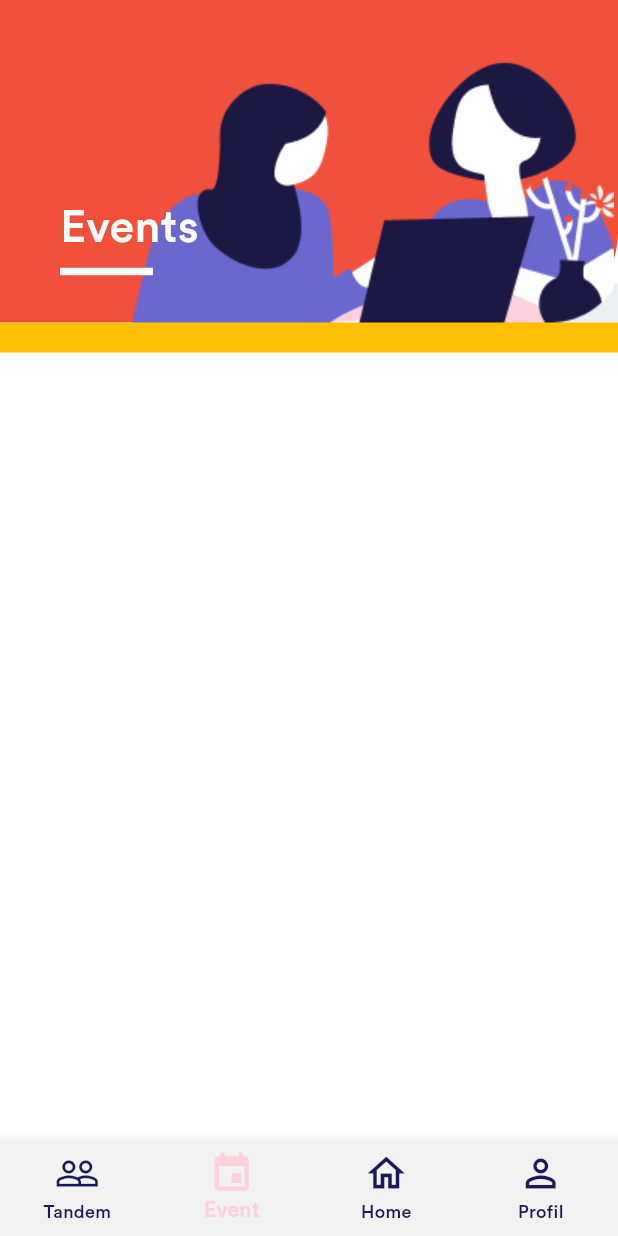
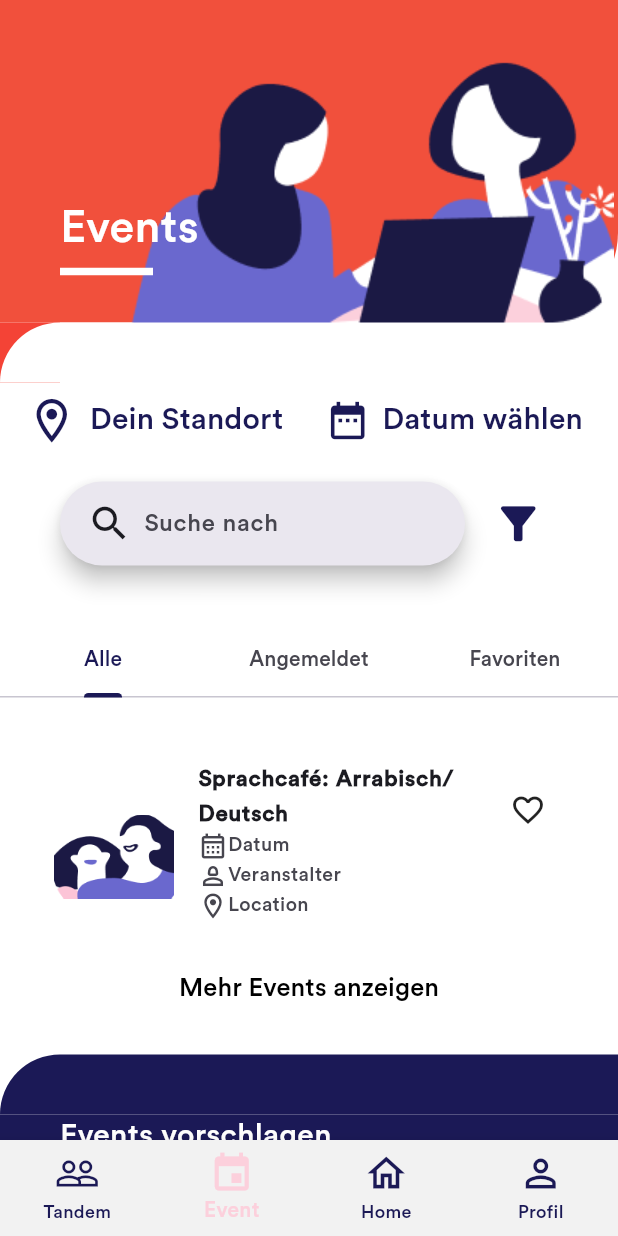
Before and after one commit to Trinistar/female_fellows, a Flutter app: the screen it shows after launch, item 2 of the bottom bar chosen, on a phone screen of 412 x 824 dp. Run offline on Flutter 3.47's test engine with Material 2 defaults, Android fonts, the light colour scheme and no system bars; our stand-ins replace bloc, cloud_firestore, date_format, equatable, firebase_auth, firebase_core and 3 more; accounts and stored records are empty; generated files the repository leaves out were written again.

Commit message:
Ui Eventpage

```diff
--- a/lib/models/enums.dart
+++ b/lib/models/enums.dart
@@ -11,3 +11,10 @@ enum Socialmedia {
   friends,
   everythingelse
 }
+
+enum EventCategory{
+  language,
+  tandem,
+  sport,
+  outdoor,
+}
--- /dev/null
+++ b/lib/models/event_materials.dart
@@ -0,0 +1,10 @@
+class EventMaterial {
+  final String materialname;
+  final String materialIcon;
+  final String materialDescription;
+
+  EventMaterial(
+      {required this.materialname,
+      required this.materialIcon,
+      required this.materialDescription});
+}
--- /dev/null
+++ b/lib/models/events.dart
@@ -0,0 +1,26 @@
+import 'package:vs_femalefellows/models/enums.dart';
+import 'package:vs_femalefellows/models/event_materials.dart';
+
+class Event {
+  final EventCategory eventcategory;
+  final String date;
+  final String host;
+  final String participants; //array
+  final String eventTitle;
+  final String location;
+  final String eventDescription;
+  final String contactPerson;
+  final EventMaterial material;
+
+  Event({
+    required this.eventcategory,
+    required this.date,
+    required this.host,
+    required this.participants,
+    required this.eventTitle,
+    required this.location,
+    required this.eventDescription,
+    required this.contactPerson,
+    required this.material,
+  });
+}
--- /dev/null
+++ b/lib/pages/Eventpages/EventComponents/color_artbar.dart
@@ -0,0 +1,27 @@
+import 'package:flutter/material.dart';
+
+class Artbar extends StatelessWidget {
+  const Artbar({super.key, required this.colorleft, required this.colorright});
+  final Color colorleft;
+  final Color colorright;
+
+  @override
+  Widget build(BuildContext context) {
+    return Stack(
+      children: [
+        Container(
+          height: 40,
+          width: 40,
+          decoration: BoxDecoration(color: colorleft),
+        ),
+        Container(
+          height: 40,
+          decoration: BoxDecoration(
+              borderRadius: BorderRadius.only(topLeft: Radius.circular(60)),
+              color: colorright
+              ),
+        ),
+      ],
+    );
+  }
+}
--- /dev/null
+++ b/lib/pages/Eventpages/EventComponents/event_ListTile.dart
@@ -0,0 +1,72 @@
+import 'package:flutter/material.dart';
+
+class EventListTile extends StatelessWidget {
+  const EventListTile({super.key});
+
+  @override
+  Widget build(BuildContext context) {
+    return Row(
+      children: [
+        Padding(
+          padding: const EdgeInsets.only(left: 20, top: 30,bottom: 30),
+          child: SizedBox(
+            height: 80,
+            width: 320,
+            child: ListTile(
+                leading: Image.asset(
+                  'lib/images/partner1.png',
+                  fit: BoxFit.fill,
+                  width: 80,
+
+                ),
+                title: Text(
+                  'Sprachcafé: Arrabisch/Deutsch',
+                  style: TextStyle(fontSize: 15, fontWeight: FontWeight.bold),
+                ),
+                subtitle: Column(
+                  children: [
+                    Row(
+                      children: [
+                        Icon(
+                          Icons.calendar_month_outlined,
+                          size: 20,
+                        ),
+                        Text(
+                          'Datum',
+                          style: TextStyle(fontSize: 13),
+                        ),
+                      ],
+                    ),
+                    Row(
+                      children: [
+                        Icon(
+                          Icons.person_2_outlined,
+                          size: 20,
+                        ),
+                        Text(
+                          'Veranstalter',
+                          style: TextStyle(fontSize: 13),
+                        ),
+                      ],
+                    ),
+                    Row(
+                      children: [
+                        Icon(
+                          Icons.location_on_outlined,
+                          size: 20,
+                        ),
+                        Text(
+                          'Location',
+                          style: TextStyle(fontSize: 13),
+                        ),
+                      ],
+                    ),
+                  ],
+                )),
+          ),
+        ),
+        Icon(Icons.favorite_outline)
+      ],
+    );
+  }
+}
--- /dev/null
+++ b/lib/pages/Eventpages/all_events_page.dart
@@ -0,0 +1,18 @@
+import 'package:flutter/material.dart';
+import 'package:vs_femalefellows/pages/Eventpages/EventComponents/event_ListTile.dart';
+
+class AllEvents extends StatefulWidget {
+  const AllEvents({super.key});
+
+  @override
+  State<AllEvents> createState() => _AllEventsState();
+}
+
+class _AllEventsState extends State<AllEvents> {
+  @override
+  Widget build(BuildContext context) {
+    return
+              EventListTile();
+
+  }
+}
--- a/lib/pages/Eventpages/event.dart
+++ /dev/null
@@ -1,87 +0,0 @@
-import 'package:flutter/material.dart';
-import 'package:flutter/services.dart';
-
-class Eventstart extends StatelessWidget {
-  const Eventstart({super.key});
-
-  @override
-  Widget build(BuildContext context) {
-    return AnnotatedRegion<SystemUiOverlayStyle>(
-      value: SystemUiOverlayStyle(
-        statusBarColor: Color.fromRGBO(241, 80, 60, 1),
-      ),
-      child: ListView(
-        shrinkWrap: true,
-
-        children: [
-          Container(
-            decoration: BoxDecoration(
-                color: Color.fromRGBO(241, 80, 60, 1),
-                borderRadius:
-                    BorderRadius.only(bottomRight: Radius.circular(60))),
-            height: 215,
-            width: 1000,
-            child: Stack(
-                  clipBehavior: Clip.none,
-              children: [
-                    Positioned(
-                  right: 0,
-                  bottom: 0,
-
-                         child: Container(
-                                         height: 26,
-                                         width: 40,
-                                         decoration: BoxDecoration(
-                                             color:Theme.of(context).colorScheme.surfaceVariant),
-                                       ),
-                       ),
-
-                Padding(
-                  padding: const EdgeInsets.only(left: 35),
-                  child: Image.asset(
-                    'lib/images/Mask group.png',
-                    fit: BoxFit.cover,
-                  ),
-                ),
-                Column(
-                  mainAxisAlignment: MainAxisAlignment.start,
-                  crossAxisAlignment: CrossAxisAlignment.start,
-                  children: [
-                    SizedBox(
-                      height: 130,
-                    ),
-                    Padding(
-                      padding: const EdgeInsets.only(left: 40),
-                      child: Text(
-                        'Events',
-                        style: TextStyle(
-                          color: Colors.white,
-                          fontSize: 30,
-                        ),
-                      ),
-                    ),
-                    Divider(
-                      thickness: 5,
-                      indent: 40,
-                      endIndent: 310,
-                      color: Colors.white,
-                    ),
-                  ],
-
-                ),
-
-
-              ],
-
-            ),
-          ),
-             Container(
-                  height: 20,
-                  decoration: BoxDecoration(
-                      color: Colors.amber),//Theme.of(context).colorScheme.surfaceVariant),
-                ),
-        ],
-      ),
-    );
-  }
-}
--- /dev/null
+++ b/lib/pages/Eventpages/event_overview.dart
@@ -0,0 +1,248 @@
+import 'package:flutter/material.dart';
+import 'package:flutter/services.dart';
+import 'package:vs_femalefellows/pages/Eventpages/EventComponents/color_artbar.dart';
+import 'package:vs_femalefellows/pages/Eventpages/all_events_page.dart';
+import 'package:vs_femalefellows/pages/Eventpages/favorite_events.page.dart';
+import 'package:vs_femalefellows/pages/Eventpages/signedup_events_page.dart';
+import 'package:vs_femalefellows/provider/controller.dart';
+
+class EventOverview extends StatefulWidget {
+  const EventOverview({
+    super.key,
+  });
+
+  @override
+  State<EventOverview> createState() => _EventOverviewState();
+}
+
+class _EventOverviewState extends State<EventOverview>
+    with TickerProviderStateMixin {
+  late TabController _tabController;
+  @override
+  void initState() {
+    super.initState();
+    _tabController = TabController(length: 3, vsync: this);
+  }
+
+  @override
+  Widget build(BuildContext context) {
+    return AnnotatedRegion<SystemUiOverlayStyle>(
+      value: SystemUiOverlayStyle(
+        statusBarColor: Color.fromRGBO(241, 80, 60, 1),
+      ),
+      child: ListView(
+        shrinkWrap: true,
+        children: [
+          Container(
+            decoration: BoxDecoration(
+                color: Color.fromRGBO(241, 80, 60, 1),
+                borderRadius:
+                    BorderRadius.only(bottomRight: Radius.circular(60))),
+            height: 215,
+            width: 1000,
+            child: Stack(
+              clipBehavior: Clip.none,
+              children: [
+                Positioned(
+                  right: 0,
+                  bottom: 0,
+                  child: Container(
+                    height: 26,
+                    width: 40,
+                    decoration: BoxDecoration(color: Colors.white),
+                  ),
+                ),
+                Padding(
+                  padding: const EdgeInsets.only(left: 35),
+                  child: Image.asset(
+                    'lib/images/Mask group.png',
+                    fit: BoxFit.cover,
+                  ),
+                ),
+                Column(
+                  mainAxisAlignment: MainAxisAlignment.start,
+                  crossAxisAlignment: CrossAxisAlignment.start,
+                  children: [
+                    SizedBox(
+                      height: 130,
+                    ),
+                    Padding(
+                      padding: const EdgeInsets.only(left: 40),
+                      child: Text(
+                        'Events',
+                        style: TextStyle(
+                          color: Colors.white,
+                          fontSize: 30,
+                        ),
+                      ),
+                    ),
+                    Divider(
+                      thickness: 5,
+                      indent: 40,
+                      endIndent: 310,
+                      color: Colors.white,
+                    ),
+                  ],
+                ),
+              ],
+            ),
+          ),
+          Artbar(colorleft: Colors.red, colorright: Colors.white),
+          Padding(
+            padding: const EdgeInsets.symmetric(horizontal: 5),
+            child: Row(
+              children: [
+                TextButton.icon(
+                  onPressed: null,
+                  icon: Icon(
+                    Icons.location_on_outlined,
+                    color: Theme.of(context).colorScheme.primary,
+                    size: 35,
+                  ),
+                  label: Text(
+                    'Dein Standort',
+                    style: TextStyle(
+                        color: Theme.of(context).colorScheme.primary,
+                        fontSize: 20),
+                  ),
+                ),
+                TextButton.icon(
+                  onPressed: null,
+                  icon: Icon(
+                    Icons.date_range,
+                    color: Theme.of(context).colorScheme.primary,
+                    size: 30,
+                  ),
+                  label: Text(
+                    'Datum wählen',
+                    style: TextStyle(
+                        color: Theme.of(context).colorScheme.primary,
+                        fontSize: 20),
+                  ),
+                )
+              ],
+            ),
+          ),
+          SizedBox(
+            height: 15,
+          ),
+          Padding(
+            padding: const EdgeInsets.symmetric(horizontal: 40),
+            child: Row(
+              children: [
+                SizedBox(
+                  width: 270,
+                  child: SearchBar(
+                    hintText: 'Suche nach',
+                    controller: Controller.searchbarController,
+                    onTap: null,
+                    leading: Padding(
+                      padding: const EdgeInsets.only(left: 10),
+                      child: const Icon(
+                        Icons.search,
+                        size: 30,
+                      ),
+                    ),
+                  ),
+                ),
+                Padding(
+                  padding: const EdgeInsets.only(left: 10),
+                  child: IconButton(
+                      onPressed: null,
+                      icon: Icon(
+                        Icons.filter_alt,
+                        size: 35,
+                        color: Theme.of(context).colorScheme.primary,
+                      )),
+                )
+              ],
+            ),
+          ),
+          SizedBox(
+            height: 40,
+          ),
+          /*********************************************************************************************************/
+          Container(
+            child: TabBar(
+              controller: _tabController,
+              tabs: [
+                Tab(
+                  text: 'Alle',
+                ),
+                Tab(
+                  text: 'Angemeldet',
+                ),
+                Tab(
+                  text: 'Favoriten',
+                ),
+              ],
+            ),
+          ),
+          Container(
+            width: double.maxFinite,
+            height: 150,
+            child: TabBarView(
+              controller: _tabController,
+              children: [
+                AllEvents(),
+                SingedUpEvents(),
+                FavoritEvents(),
+              ],
+            ),
+          ),
+
+          /*********************************************************************************************************/
+          SizedBox(
+            height: 20,
+          ),
+          TextButton(
+              onPressed: null,
+              child: Text(
+                'Mehr Events anzeigen',
+                style: TextStyle(color: Colors.black, fontSize: 17),
+              )),
+          SizedBox(
+            height: 20,
+          ),
+          Artbar(
+              colorleft: Colors.white,
+              colorright: Theme.of(context).colorScheme.primary),
+          Container(
+            width: 700,
+            height: 350,
+            color: Theme.of(context).colorScheme.primary,
+            child: Padding(
+              padding: const EdgeInsets.only(left: 40),
+              child: Column(
+                crossAxisAlignment: CrossAxisAlignment.start,
+                children: [
+                  Text(
+                    'Events vorschlagen',
+                    style: TextStyle(fontSize: 20, color: Colors.white),
+                  ),
+                  Divider(
+                    endIndent: 320,
+                    thickness: 4,
+                    color: Colors.white,
+                  ),
+                  Text(
+                    'Du kannst dein eigenes Events organisieren oder\nEvents von anderen Organisationen vorschlagen.',
+                    style: TextStyle(fontSize: 13, color: Colors.white),
+                  ),
+                  SizedBox(
+                    height: 20,
+                  ),
+                  Image(image: AssetImage('lib/images/idea.png')),
+                  SizedBox(
+                    height: 20,
+                  ),
+                  Image(image: AssetImage('lib/images/share.png')),
+                ],
+              ),
+            ),
+          ),
+        ],
+      ),
+    );
+  }
+}
--- /dev/null
+++ b/lib/pages/Eventpages/favorite_events.page.dart
@@ -0,0 +1,16 @@
+import 'package:flutter/material.dart';
+import 'package:vs_femalefellows/pages/Eventpages/EventComponents/event_ListTile.dart';
+
+class FavoritEvents extends StatefulWidget {
+  const FavoritEvents({super.key});
+
+  @override
+  State<FavoritEvents> createState() => _FavoritEventsState();
+}
+
+class _FavoritEventsState extends State<FavoritEvents> {
+  @override
+  Widget build(BuildContext context) {
+    return           EventListTile();
+  }
+}
--- /dev/null
+++ b/lib/pages/Eventpages/signedup_events_page.dart
@@ -0,0 +1,16 @@
+import 'package:flutter/material.dart';
+import 'package:vs_femalefellows/pages/Eventpages/EventComponents/event_ListTile.dart';
+
+class SingedUpEvents extends StatefulWidget {
+  const SingedUpEvents({super.key});
+
+  @override
+  State<SingedUpEvents> createState() => _SingedUpEventsState();
+}
+
+class _SingedUpEventsState extends State<SingedUpEvents> {
+  @override
+  Widget build(BuildContext context) {
+    return EventListTile();
+  }
+}
--- a/lib/pages/Homepage/navigation_page.dart
+++ b/lib/pages/Homepage/navigation_page.dart
@@ -1,6 +1,6 @@
 import 'package:flutter/material.dart';
 import 'package:flutter/services.dart';
-import 'package:vs_femalefellows/pages/Eventpages/event.dart';
+import 'package:vs_femalefellows/pages/Eventpages/event_overview.dart';
 import 'package:vs_femalefellows/pages/Homepage/homepage.dart';
 import 'package:vs_femalefellows/pages/Profil/profil.dart';
 import 'package:vs_femalefellows/pages/Tandem/tandem.dart';
@@ -23,7 +23,7 @@ class _HomepageState extends State<Navigation> {
 
   final List<Widget> _pages = [
     Tandementry(),
-    Eventstart(),
+    EventOverview(),
     Home(),
     Profil(),
   ];
--- a/lib/provider/controller.dart
+++ b/lib/provider/controller.dart
@@ -11,4 +11,5 @@ class Controller {
   static final zipCodeController = TextEditingController();
   static final placeController = TextEditingController();
   static final phonenumberController = TextEditingController();
+  static final searchbarController = TextEditingController();
 }
```
